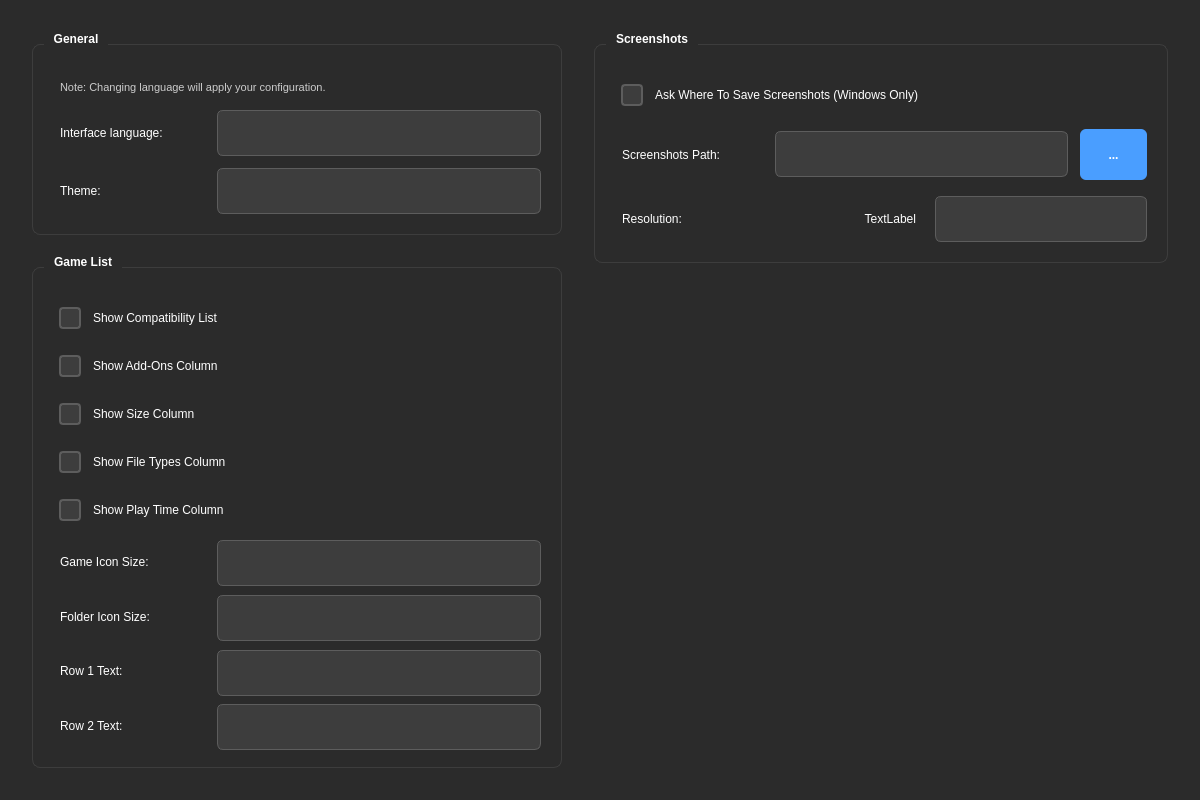
citron-neo/emulator, file src/citron/configuration/configure_ui.ui: the form before one commit.
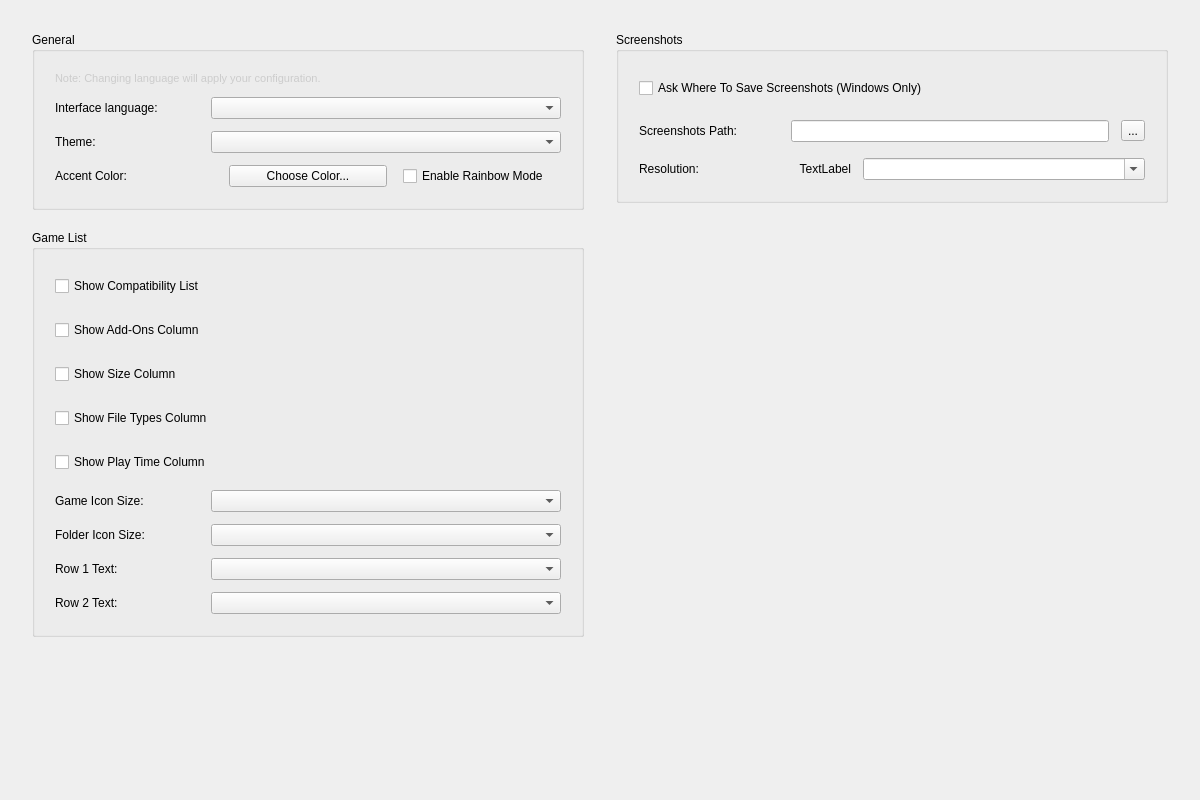
The form after the commit.

The edit to the form file:
```diff
--- a/src/citron/configuration/configure_ui.ui
+++ b/src/citron/configuration/configure_ui.ui
@@ -23,131 +23,7 @@
    <string>UI</string>
   </property>
   <property name="styleSheet">
-   <string>QWidget {
-    background-color: #2b2b2b;
-    color: #ffffff;
-}
-
-QGroupBox {
-    font-weight: bold;
-    border: 1px solid #3d3d3d;
-    border-radius: 8px;
-    margin-top: 12px;
-    padding-top: 12px;
-    background-color: #2b2b2b;
-}
-
-QGroupBox::title {
-    subcontrol-origin: margin;
-    left: 12px;
-    padding: 0 8px 0 8px;
-    color: #ffffff;
-}
-
-QCheckBox {
-    color: #ffffff;
-    spacing: 12px;
-    padding: 6px;
-    background-color: transparent;
-    min-height: 24px;
-}
-
-QCheckBox::indicator {
-    width: 18px;
-    height: 18px;
-    border: 2px solid #5d5d5d;
-    border-radius: 4px;
-    background-color: #3d3d3d;
-}
-
-QCheckBox::indicator:checked {
-    background-color: #4a9eff;
-    border-color: #4a9eff;
-}
-
-QCheckBox::indicator:hover {
-    border-color: #4a9eff;
-}
-
-QComboBox {
-    background-color: #3d3d3d;
-    border: 1px solid #5d5d5d;
-    border-radius: 6px;
-    padding: 8px 12px;
-    color: #ffffff;
-    min-width: 160px;
-    min-height: 28px;
-}
-
-QComboBox:hover {
-    border-color: #4a9eff;
-    background-color: #404040;
-}
-
-QComboBox:focus {
-    border-color: #4a9eff;
-    background-color: #404040;
-}
-
-QComboBox::drop-down {
-    border: none;
-    width: 24px;
-    subcontrol-origin: padding;
-    subcontrol-position: top right;
-}
-
-QComboBox::down-arrow {
-    width: 12px;
-    height: 12px;
-}
-
-QComboBox QAbstractItemView {
-    background-color: #3d3d3d;
-    border: 1px solid #4a9eff;
-    selection-background-color: #4a9eff;
-    color: #ffffff;
-}
-
-QLineEdit {
-    background-color: #3d3d3d;
-    border: 1px solid #5d5d5d;
-    border-radius: 6px;
-    padding: 8px 12px;
-    color: #ffffff;
-    min-height: 28px;
-}
-
-QLineEdit:focus {
-    border-color: #4a9eff;
-    background-color: #404040;
-}
-
-QToolButton {
-    background-color: #4a9eff;
-    color: #ffffff;
-    border: none;
-    padding: 8px 12px;
-    border-radius: 6px;
-    font-weight: bold;
-    min-width: 40px;
-    min-height: 32px;
-}
-
-QToolButton:hover {
-    background-color: #5dafff;
-}
-
-QToolButton:pressed {
-    background-color: #2980b9;
-}
-
-QLabel {
-    color: #ffffff;
-    background-color: transparent;
-    padding: 4px;
-    min-width: 140px;
-}
-</string>
+            <string>/* This stylesheet is a template. Placeholders like %%ACCENT_COLOR%% are replaced in C++. */</string>
   </property>
   <layout class="QHBoxLayout" name="mainHorizontalLayout">
    <property name="spacing">
@@ -270,6 +146,40 @@
           </item>
          </layout>
         </item>
+                                <item>
+                                    <layout class="QHBoxLayout" name="accentColorLayout">
+                                        <property name="spacing">
+                                            <number>16</number>
+                                        </property>
+                                        <item>
+                                            <widget class="QLabel" name="accentColorLabel">
+                                                <property name="text">
+                                                    <string>Accent Color:</string>
+                                                </property>
+                                                <property name="minimumSize">
+                                                    <size>
+                                                        <width>140</width>
+                                                        <height>0</height>
+                                                    </size>
+                                                </property>
+                                            </widget>
+                                        </item>
+                                        <item>
+                                            <widget class="QPushButton" name="accentColorButton">
+                                                <property name="text">
+                                                    <string>Choose Color...</string>
+                                                </property>
+                                            </widget>
+                                        </item>
+                                        <item>
+                                            <widget class="QCheckBox" name="rainbowModeCheckBox">
+                                                <property name="text">
+                                                    <string>Enable Rainbow Mode</string>
+                                                </property>
+                                            </widget>
+                                        </item>
+                                    </layout>
+                                </item>
        </layout>
       </widget>
      </item>
```
Lines whose indentation alone changed are shown as unchanged.
